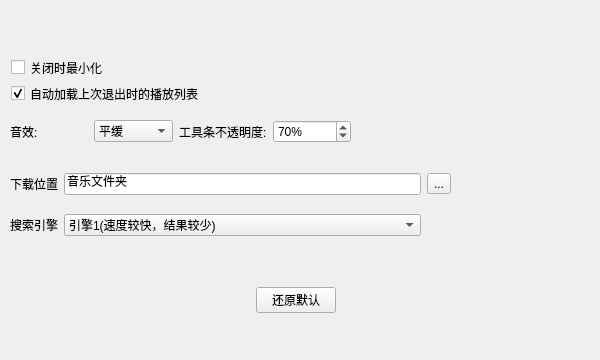
The window that src/settingwindow.ui (Remaker01/TinyPlayer) describes before a commit, drawn with Qt 5.
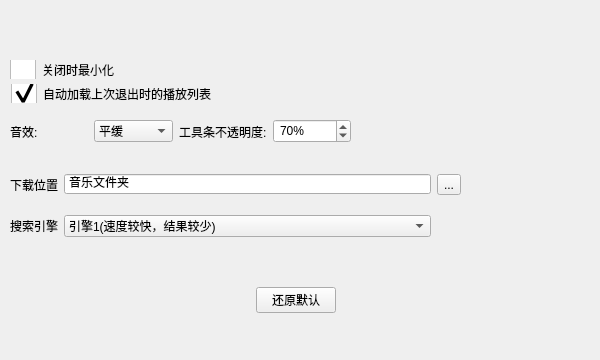
The same window after the commit. Icons and pictures are not drawn.

```diff
--- a/src/settingwindow.ui
+++ b/src/settingwindow.ui
@@ -25,11 +25,29 @@
   <property name="windowTitle">
    <string>设置</string>
   </property>
+  <property name="styleSheet">
+   <string notr="true">QWidget{
+font: 9pt &quot;幼圆&quot;;
+}
+QCheckBox::indicator {
+width:26px;
+height:26px;
+}
+QCheckBox::indicator:checked{
+background-image: url(:/Icons/images/checked.png);
+}
+QCheckBox::indicator:unchecked{
+background-image: url(:/Icons/images/unchecked.png);
+}
+QSpinBox,QLineEdit{
+padding:1px 2px;
+}</string>
+  </property>
   <widget class="QCheckBox" name="minOnCloseBox">
    <property name="geometry">
     <rect>
-     <x>11</x>
-     <y>58</y>
+     <x>10</x>
+     <y>60</y>
      <width>151</width>
      <height>19</height>
     </rect>
@@ -196,7 +214,7 @@
     <rect>
      <x>10</x>
      <y>160</y>
-     <width>441</width>
+     <width>451</width>
      <height>91</height>
     </rect>
    </property>
@@ -208,20 +226,6 @@
       </property>
      </widget>
     </item>
-    <item row="1" column="2">
-     <widget class="QComboBox" name="methodBox">
-      <item>
-       <property name="text">
-        <string>引擎1(速度较快，结果较少)</string>
-       </property>
-      </item>
-      <item>
-       <property name="text">
-        <string>引擎2(速度较慢且可靠性稍差，结果较多)</string>
-       </property>
-      </item>
-     </widget>
-    </item>
     <item row="0" column="0">
      <widget class="QLabel" name="locLabel">
       <property name="text">
@@ -246,6 +250,20 @@
       </property>
      </widget>
     </item>
+    <item row="1" column="2">
+     <widget class="QComboBox" name="methodBox">
+      <item>
+       <property name="text">
+        <string>引擎1(速度较快，结果较少)</string>
+       </property>
+      </item>
+      <item>
+       <property name="text">
+        <string>引擎2(速度较慢且可靠性稍差，结果较多)</string>
+       </property>
+      </item>
+     </widget>
+    </item>
    </layout>
   </widget>
  </widget>
```
